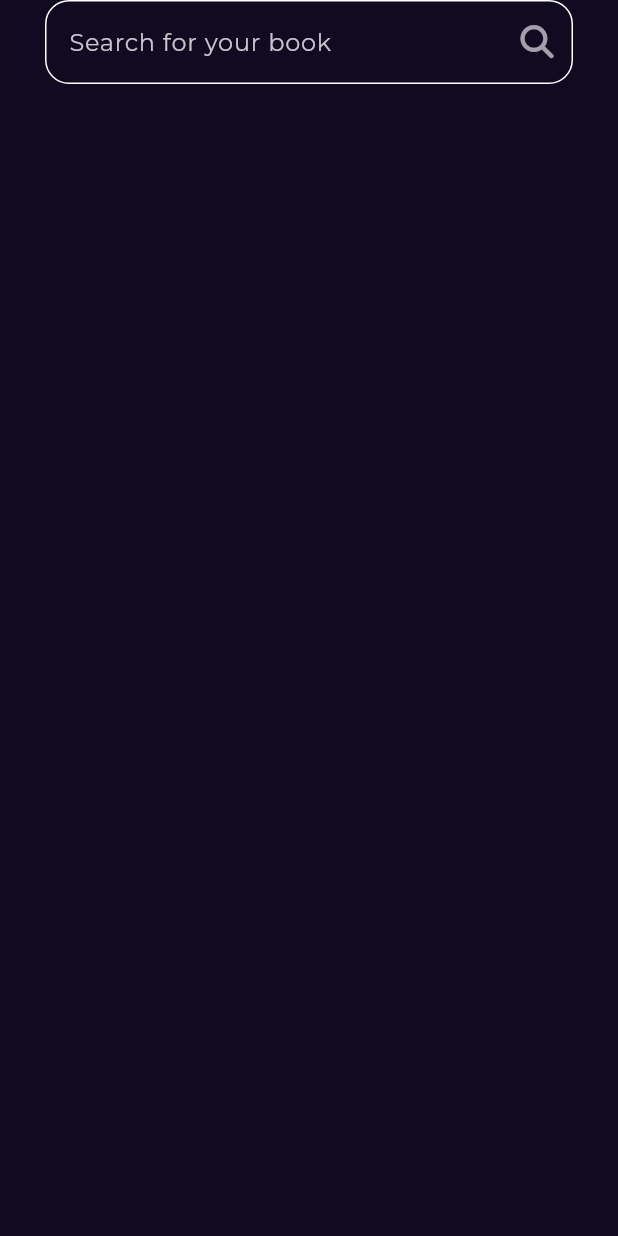
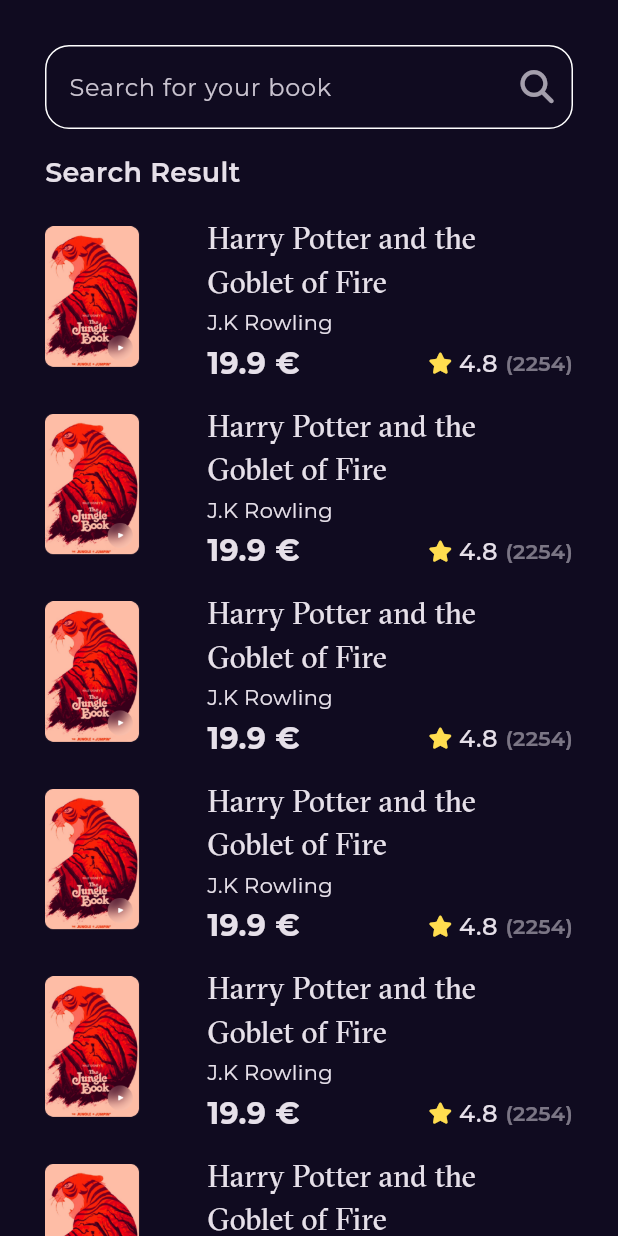
Before and after one commit to Mnasr115/Bookly_app, a Flutter app: the screen it shows after launch, after a tap on an icon or button, on a phone screen of 412 x 824 dp. Run offline on Flutter 3.47's test engine with Material 3 defaults, Android fonts, the phone set to English and light mode, and no system bars; our stand-ins replace font_awesome_flutter, go_router, google_fonts.

Commit message:
finished_ui

```diff
--- a/lib/features/home/representation/views/widgets/best_seller_list_view.dart
+++ b/lib/features/home/representation/views/widgets/Book_list_view.dart
@@ -1,6 +1,6 @@
 import 'package:flutter/material.dart';
 
-import 'best_seller_listview_item.dart';
+import 'book_list_view_item.dart';
 
 class BestSellerListView extends StatelessWidget {
   const BestSellerListView({super.key});
@@ -13,7 +13,7 @@ class BestSellerListView extends StatelessWidget {
         itemBuilder: (context,index){
           return const Padding(
             padding: EdgeInsets.symmetric(horizontal: 30,vertical: 10.0),
-            child: BestSellerListViewItem(),
+            child: BookListViewItem(),
           );
         });
   }
--- a/lib/features/home/representation/views/widgets/best_seller_listview_item.dart
+++ b/lib/features/home/representation/views/widgets/book_list_view_item.dart
@@ -9,8 +9,8 @@ import '../../../../../core/utils/styles.dart';
 import '../../../../constant.dart';
 import 'book_rating.dart';
 
-class BestSellerListViewItem extends StatelessWidget {
-  const BestSellerListViewItem({super.key});
+class BookListViewItem extends StatelessWidget {
+  const BookListViewItem({super.key});
 
   @override
   Widget build(BuildContext context) {
--- a/lib/features/home/representation/views/widgets/home_view_body.dart
+++ b/lib/features/home/representation/views/widgets/home_view_body.dart
@@ -2,8 +2,8 @@
 import 'package:flutter/material.dart';
 
 import '../../../../../core/utils/styles.dart';
-import 'best_seller_list_view.dart';
-import 'best_seller_listview_item.dart';
+import 'Book_list_view.dart';
+import 'book_list_view_item.dart';
 import 'custom_app_bar.dart';
 import 'featured_list_view.dart';
 
--- /dev/null
+++ b/lib/features/search/presenation/views/widgets/search_result_list_view.dart
@@ -0,0 +1,16 @@
+import 'package:flutter/material.dart';
+
+import '../../../../home/representation/views/widgets/book_list_view_item.dart';
+
+class SearchResultListView extends StatelessWidget {
+  const SearchResultListView({super.key});
+
+  @override
+  Widget build(BuildContext context) {
+    return ListView.builder(
+        padding: EdgeInsets.zero,
+        itemBuilder: (context,index){
+          return const BookListViewItem();
+        });
+  }
+}
--- a/lib/features/search/presenation/views/widgets/search_view_body.dart
+++ b/lib/features/search/presenation/views/widgets/search_view_body.dart
@@ -1,7 +1,10 @@
+import 'package:bookly_application/core/utils/styles.dart';
 import 'package:bookly_application/features/constant.dart';
+import 'package:bookly_application/features/search/presenation/views/widgets/search_result_list_view.dart';
 import 'package:flutter/material.dart';
 import 'package:font_awesome_flutter/font_awesome_flutter.dart';
 
+import '../../../../home/representation/views/widgets/book_list_view_item.dart';
 import 'custom_text_field.dart';
 
 class SearchViewBody extends StatelessWidget {
@@ -12,8 +15,23 @@ class SearchViewBody extends StatelessWidget {
     return const Padding(
       padding: EdgeInsets.symmetric(horizontal: 30.0),
       child: Column(
+        crossAxisAlignment: CrossAxisAlignment.start,
         children: [
-          CustomTextField()
+          SizedBox(
+            height: 30,
+          ),
+          CustomTextField(),
+          SizedBox(
+            height: 16,
+          ),
+          Text(
+            'Search Result',
+            style: Styles.textStyle18,
+          ),
+          SizedBox(
+            height: 16,
+          ),
+          Expanded(child: SearchResultListView())
         ],
       ),
     );
```
